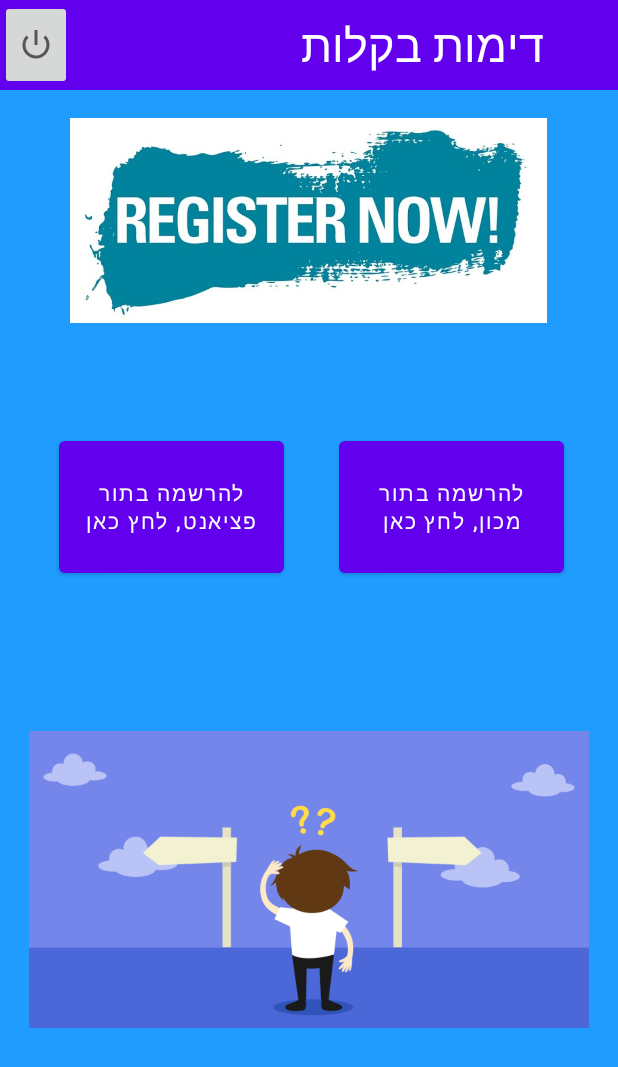
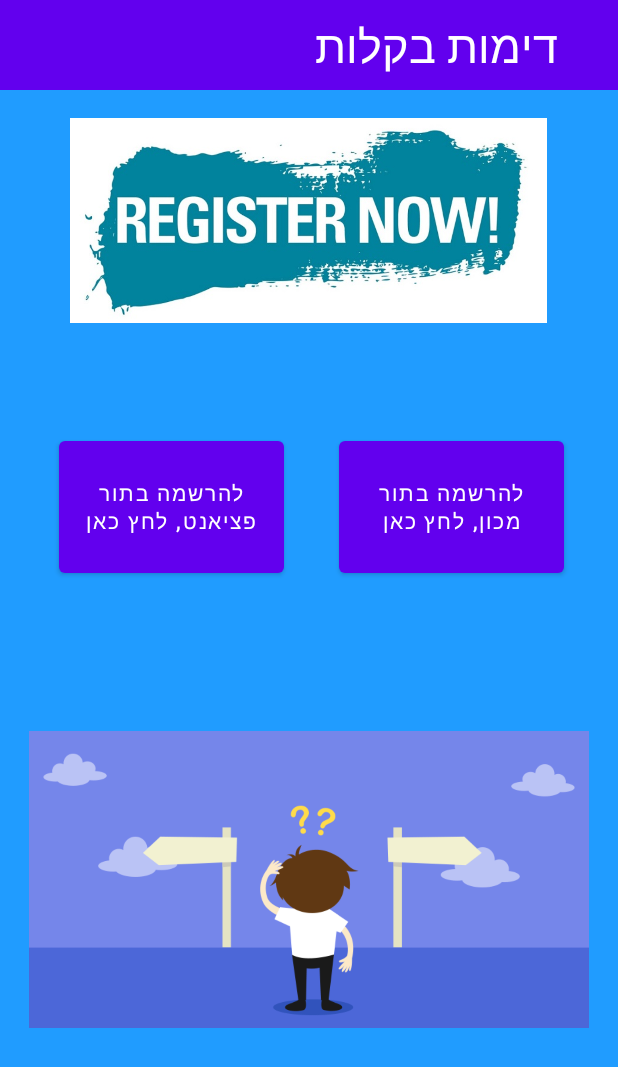
Before and after one commit to danieleppler/Dimot_Bekalot, an Android app: the Register_Main_Activity screen opened directly, with no data from a screen before it, on a phone screen of 412 x 824 dp. Shown: the top 1067 px of the screen. Run offline under Robolectric (Android 15) with nearby library versions, the phone set to English and light mode, and no system bars; Roboto replaces fonts that are not available here.

Commit message:
a few changes

```diff
--- a/app/src/main/AndroidManifest.xml
+++ b/app/src/main/AndroidManifest.xml
@@ -42,13 +42,13 @@
             android:screenOrientation="portrait"/>
         <activity android:name=".entryActivities.Register_Main_Activity"
             android:screenOrientation="portrait"/>
-        <activity android:name=".entryActivities.Main_Activity"
+        <activity android:name=".InstituteActivity.InstituteMain"
             android:screenOrientation="portrait"/>
         <activity android:name=".InstituteActivity.WatchingQueueActivity"
             android:screenOrientation="portrait"/>
         <activity android:name=".clientActivities.Main_Client_View"
             android:screenOrientation="portrait"/>
-        <activity android:name=".InstituteActivity.InstituteMain"
+        <activity android:name=".entryActivities.Main_Activity"
             android:screenOrientation="portrait">
                 <intent-filter>
                 <action android:name="android.intent.action.MAIN" />
--- a/app/src/main/java/com/example/dimot_bekalot/entryActivities/EMail_Verification_Activity.java
+++ b/app/src/main/java/com/example/dimot_bekalot/entryActivities/EMail_Verification_Activity.java
@@ -8,7 +8,6 @@ import androidx.annotation.NonNull;
 import androidx.appcompat.app.AppCompatActivity;
 
 import android.content.Intent;
-import android.content.pm.ActivityInfo;
 import android.os.Bundle;
 import android.os.Handler;
 import android.view.View;
@@ -72,7 +71,7 @@ public class EMail_Verification_Activity extends AppCompatActivity {
 
                                 /**waiting for user permission before move to login activity, so the user can read the text
                                  * and remember the user name*/
-                                Thread.sleep(8000);
+                                Thread.sleep(5000);
                                 mainHandler.post(new Runnable() {
                                     @Override
                                     public void run() {
--- a/app/src/main/java/com/example/dimot_bekalot/entryActivities/Register_Main_Activity.java
+++ b/app/src/main/java/com/example/dimot_bekalot/entryActivities/Register_Main_Activity.java
@@ -19,9 +19,6 @@ public class Register_Main_Activity extends AppCompatActivity {
 
     private Button main_register_patient_button;
     private Button main_register_institute_button;
-
-    private ImageButton logOut;
-    Context context = this;
 
     @Override
     protected void onCreate(Bundle savedInstanceState) {
@@ -48,16 +45,6 @@ public class Register_Main_Activity extends AppCompatActivity {
         });
         /*end_institute_register_button*/
 
-        /*Bottun_log-out*/
-        logOut = (ImageButton) findViewById(R.id.logOutButton);
-        logOut.setOnClickListener(new View.OnClickListener() {
-            @Override
-            public void onClick(View v) {
-                Intent logOutIntent = new Intent(context, com.example.dimot_bekalot.entryActivities.Main_Activity.class);
-                startActivity(logOutIntent);
-            }
-        });
-        /*end_Bottun_log-out*/
     }
 
     @Override
--- a/app/src/main/res/layout/activity_forget_password.xml
+++ b/app/src/main/res/layout/activity_forget_password.xml
@@ -9,7 +9,7 @@
 
     <include
         android:id="@+id/include2"
-        layout="@layout/toolbar" />
+        layout="@layout/toolbar_entry_activities" />
 
     <TextView
         android:id="@+id/forget_password_main_text"
--- a/app/src/main/res/layout/activity_login.xml
+++ b/app/src/main/res/layout/activity_login.xml
@@ -6,11 +6,11 @@
     android:layout_height="match_parent"
     android:background="@drawable/pale_blue_background"
     tools:context=".entryActivities.Login_Activity">
-    >
+
 
     <include
         android:id="@+id/include"
-        layout="@layout/toolbar" />
+        layout="@layout/toolbar_entry_activities" />
 
     <TextView
         android:id="@+id/welcome_text_login"
--- a/app/src/main/res/layout/activity_main_register.xml
+++ b/app/src/main/res/layout/activity_main_register.xml
@@ -9,7 +9,7 @@
 
     <include
         android:id="@+id/include"
-        layout="@layout/toolbar" />
+        layout="@layout/toolbar_entry_activities" />
 
     <ImageView
         android:id="@+id/main_Register_Login"
--- /dev/null
+++ b/app/src/main/res/layout/toolbar_entry_activities.xml
@@ -0,0 +1,26 @@
+<?xml version="1.0" encoding="utf-8"?>
+<androidx.constraintlayout.widget.ConstraintLayout
+    xmlns:android="http://schemas.android.com/apk/res/android"
+    xmlns:app="http://schemas.android.com/apk/res-auto"
+    xmlns:tools="http://schemas.android.com/tools"
+    android:layout_width="match_parent"
+    android:layout_height="60sp"
+    android:background="@color/purple_500">
+
+    <TextView
+        android:id="@+id/Dimot"
+        android:layout_width="wrap_content"
+        android:layout_height="wrap_content"
+        android:layout_alignParentEnd="true"
+        android:layout_centerVertical="true"
+        android:text="דימות בקלות"
+        android:textColor="@android:color/white"
+        android:textSize="30dp"
+        app:layout_constraintBottom_toBottomOf="parent"
+        app:layout_constraintEnd_toEndOf="parent"
+        app:layout_constraintHorizontal_bias="0.839"
+        app:layout_constraintStart_toStartOf="parent"
+        app:layout_constraintTop_toTopOf="parent" />
+
+
+</androidx.constraintlayout.widget.ConstraintLayout>
```
Also changed, not shown: app/src/main/java/com/example/dimot_bekalot/entryActivities/Login_Activity.java (+1 -14 lines), app/src/main/java/com/example/dimot_bekalot/entryActivities/Login_Verification_Activity.java (+6 -7 lines), app/src/main/java/com/example/dimot_bekalot/entryActivities/Main_Activity.java (+0 -32 lines), app/src/main/java/com/example/dimot_bekalot/entryActivities/Register_Institute_Activity.java (+0 -13 lines), app/src/main/java/com/example/dimot_bekalot/entryActivities/Register_Patient_Activity.java (+0 -14 lines), app/src/main/res/layout/activity_main.xml (+1 -10 lines), app/src/main/res/layout/activity_patient_register.xml (+4 -4 lines), app/src/main/res/layout/activity_register_institute.xml (+6 -4 lines), gradle/wrapper/gradle-wrapper.properties.
